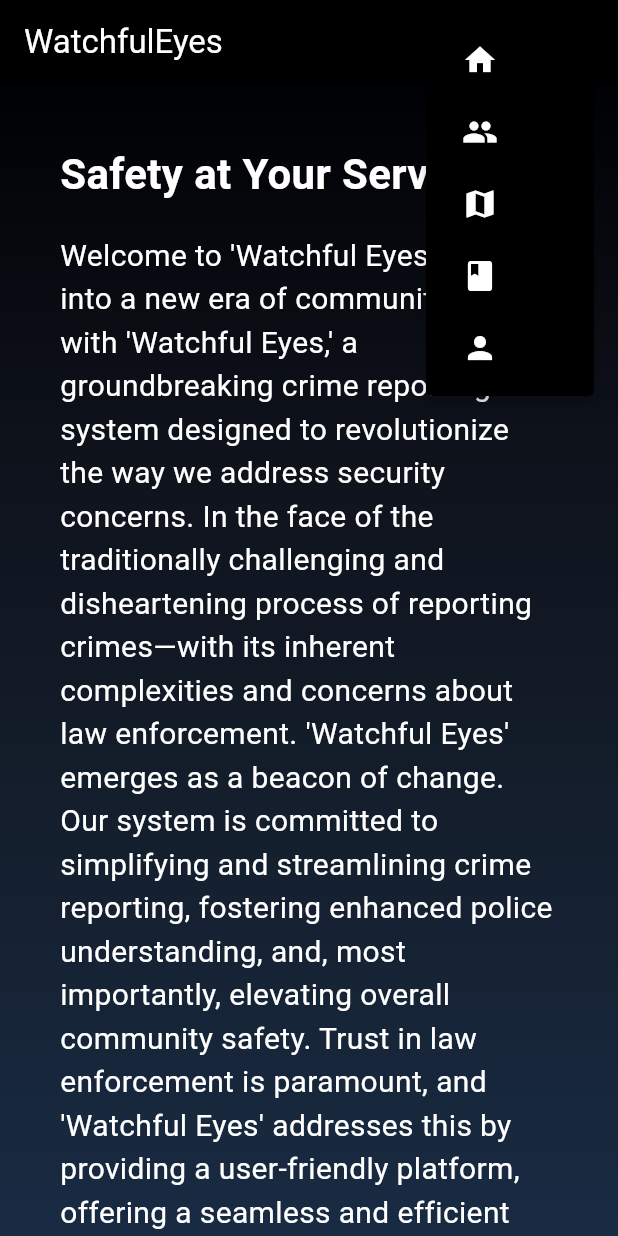
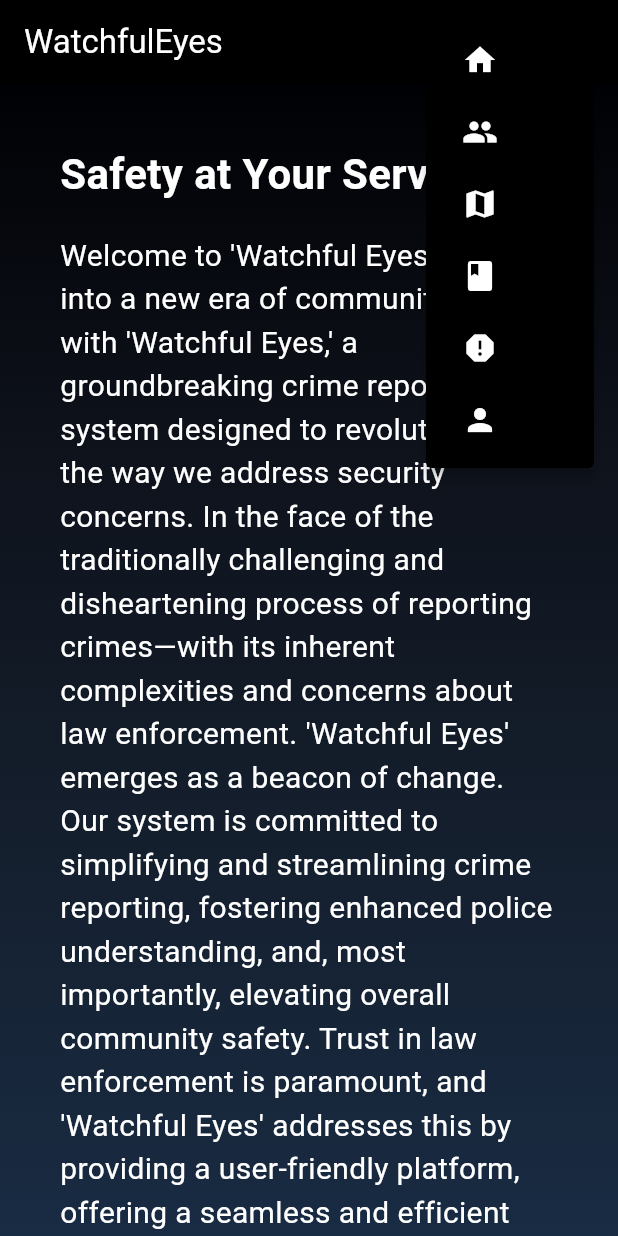
Before and after one commit to adan-s/FYP-Watchful-Eyes, a Flutter app: the screen it shows after launch, after a tap on the "more vert" icon, on a phone screen of 412 x 824 dp. Run offline on Flutter 3.47's test engine with Material 2 defaults, Android fonts, the light colour scheme and no system bars; our stand-ins replace geolocator, google_maps_flutter, image_picker; network calls fail.

Commit message:
Added Crime Reg Form in Navbar

```diff
--- a/lib/screens/user-panel.dart
+++ b/lib/screens/user-panel.dart
@@ -1,4 +1,5 @@
 import 'package:flutter/material.dart';
+import 'package:fyp/screens/crime-registeration-form.dart';
 import 'package:fyp/screens/safety-directory.dart';
 import 'community-forum.dart';
 import 'map.dart';
@@ -324,6 +325,12 @@ class ResponsiveAppBarActions extends StatelessWidget {
             MaterialPageRoute(builder: (context) => const SafetyDirectory()),
           );
         }),
+        _buildNavBarItem("Crime Registeration", Icons.report, () {
+          Navigator.push(
+            context,
+            MaterialPageRoute(builder: (context) => const CrimeRegistrationForm()),
+          );
+        }),
         _buildIconButton(
           icon: Icons.person,
           onPressed: () {
@@ -355,6 +362,37 @@ class ResponsiveAppBarActions extends StatelessWidget {
     );
   }
 }
+class ResponsiveRow extends StatelessWidget {
+  final List<Widget> children;
+
+  ResponsiveRow({required this.children});
+
+  @override
+  Widget build(BuildContext context) {
+    return Row(
+      children: [
+        if (MediaQuery.of(context).size.width > 600)
+          ...children.map((child) => Padding(
+            padding: const EdgeInsets.symmetric(horizontal: 8.0),
+            child: child,
+          )),
+        if (MediaQuery.of(context).size.width <= 600)
+          PopupMenuButton(
+            itemBuilder: (BuildContext context) {
+              return children
+                  .map((child) => PopupMenuItem(
+                child: child,
+              ))
+                  .toList();
+            },
+            icon: Icon(Icons.more_vert, color: Colors.white),
+            color: Colors.black,
+          ),
+      ],
+    );
+  }
+}
+
 Widget _buildBenefitItem(String title, String iconName) {
   return Expanded(
     child: Column(
@@ -424,36 +462,3 @@ Widget _buildWhyChooseUsItem(String title, String description, String iconName)
     ),
   );
 }
-
-
-
-class ResponsiveRow extends StatelessWidget {
-  final List<Widget> children;
-
-  ResponsiveRow({required this.children});
-
-  @override
-  Widget build(BuildContext context) {
-    return Row(
-      children: [
-        if (MediaQuery.of(context).size.width > 600)
-          ...children.map((child) => Padding(
-            padding: const EdgeInsets.symmetric(horizontal: 8.0),
-            child: child,
-          )),
-        if (MediaQuery.of(context).size.width <= 600)
-          PopupMenuButton(
-            itemBuilder: (BuildContext context) {
-              return children
-                  .map((child) => PopupMenuItem(
-                child: child,
-              ))
-                  .toList();
-            },
-            icon: Icon(Icons.more_vert, color: Colors.white),
-            color: Colors.black,
-          ),
-      ],
-    );
-  }
-}
--- a/lib/screens/user-profile.dart
+++ b/lib/screens/user-profile.dart
@@ -1,8 +1,9 @@
 import 'dart:io';
 
 import 'package:flutter/material.dart';
+import 'package:fyp/screens/user-panel.dart';
 import 'package:image_picker/image_picker.dart';
-import 'community-forum.dart';
+
 
 class UserProfilePage extends StatefulWidget {
   const UserProfilePage({Key? key}) : super(key: key);
--- a/pubspec.yaml
+++ b/pubspec.yaml
@@ -36,12 +36,12 @@ dependencies:
   flutter_sound: ^9.2.13
   dio: ^5.3.3  # For making HTTP requests
   permission_handler: ^11.0.1
-  image_picker: ^1.0.4  # For picking images from the device
+  image_picker: ^1.0.4
   audioplayers: ^5.2.1
   google_maps_flutter: ^2.0.10
   location: ^5.0.3
   geolocator: ^10.1.0
-  carousel_slider: ^4.0.0
+  file_picker: ^6.1.1
 
   # The following adds the Cupertino Icons font to your application.
   # Use with the CupertinoIcons class for iOS style icons.
```
Also changed, not shown: lib/screens/community-forum.dart (+7 -1 lines), lib/screens/crime-registeration-form.dart (added, +17 -0 lines), lib/screens/map.dart (+7 -0 lines), lib/screens/safety-directory.dart (line endings or trailing spaces), pubspec.lock.
